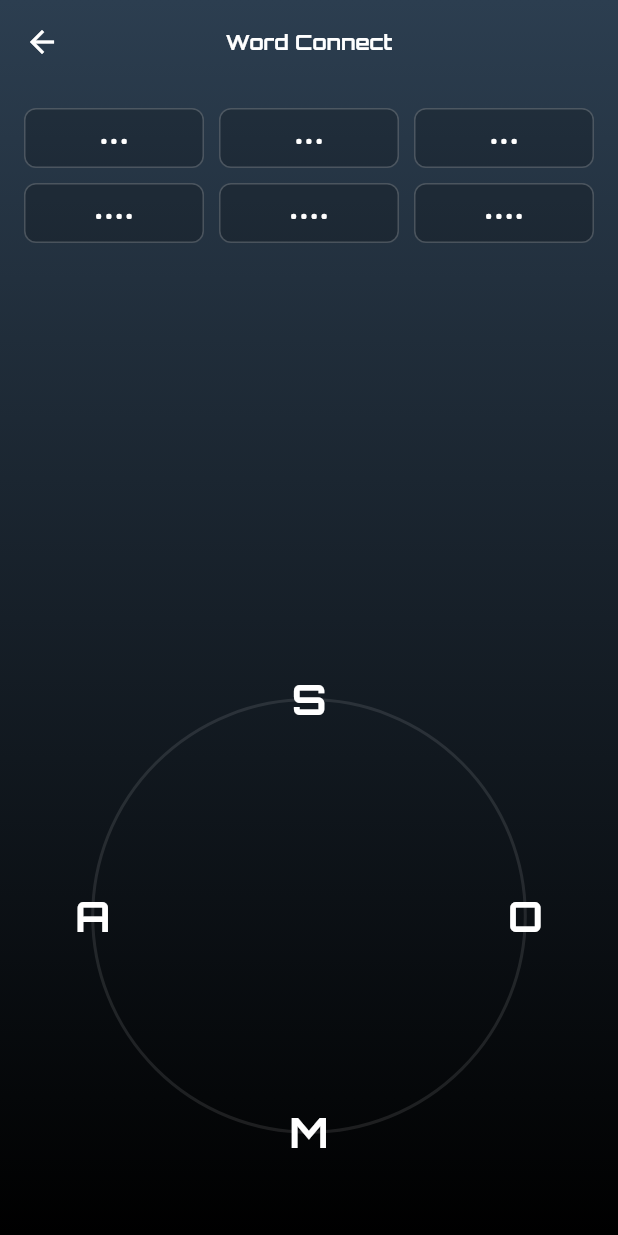
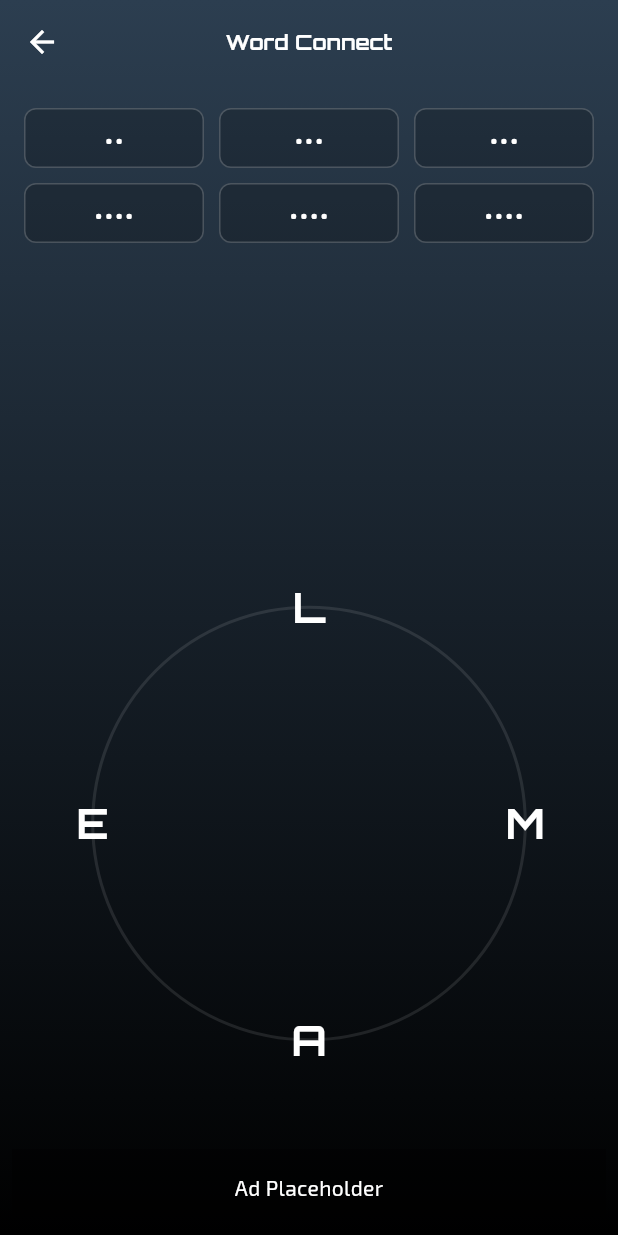
Before and after one commit to vaishnavijohari/Flutter-2.0, a Flutter app: the WordConnectScreen screen opened directly, on a phone screen of 412 x 824 dp. Run offline on Flutter 3.47's test engine with Material 3 defaults, Android fonts, the phone set to English and light mode, and no system bars; our stand-ins replace carousel_slider, connectivity_plus, firebase_auth, firebase_core, font_awesome_flutter, google_fonts and 4 more; accounts and stored records are empty; network calls fail.

Commit message:
Bakaiti 13.0

```diff
--- a/lib/games/word_connect/word_connect_data.dart
+++ b/lib/games/word_connect/word_connect_data.dart
@@ -14,57 +14,59 @@ class WordConnectLevel {
 }
 
 final wordConnectLevels = [
-  // --- 4-Letter Puzzles (6 solutions each) ---
-  WordConnectLevel(letters: "SOMA", solutions: {"SAM", "MAS", "OAS", "SOMA", "AMOS", "ROMA"}), // Mythology: SOMA, Place: ROMA
-  WordConnectLevel(letters: "VEDA", solutions: {"AVE", "DEV", "EVE", "VADE", "VEDA", "DAVE"}), // Mythology: VEDA, General
-  WordConnectLevel(letters: "MARS", solutions: {"ARM", "RAM", "MAR", "RAS", "MARS", "ASURA"}), // Science: MARS, Mythology: ASURA
-  WordConnectLevel(letters: "YAMA", solutions: {"YAM", "MAY", "MYA", "MAYA", "YAMA", "ARMY"}), // Mythology: YAMA, MAYA
-  WordConnectLevel(letters: "NILE", solutions: {"LIE", "NIL", "LINE", "LIEN", "NILE", "INDRA"}), // Place: NILE, Mythology: INDRA
-  WordConnectLevel(letters: "LOKI", solutions: {"OIL", "LOK", "KILO", "COIL", "LOKI", "KALI"}), // Mythology: LOKI, KALI
-  WordConnectLevel(letters: "DEVA", solutions: {"DEV", "AVE", "VADE", "DAVE", "DEVA", "DAEVA"}), // Mythology: DEVA, DAEVA
-  WordConnectLevel(letters: "BALI", solutions: {"AIL", "LAB", "LIB", "BAIL", "BALI", "ALIB"}), // Mythology: BALI, Place: BALI
-  WordConnectLevel(letters: "RAJA", solutions: {"RAJ", "JAR", "JAVA", "RAJA", "JARA", "AJAR"}), // Mythology: RAJA, Place: JAVA
-  WordConnectLevel(letters: "NAGA", solutions: {"NAG", "GAN", "ANA", "GAGA", "NAGA", "MANGA"}), // Mythology: NAGA, Anime: MANGA
+  // --- 20 Four-Letter Puzzles (6 solutions each) ---
+  WordConnectLevel(letters: "LMAE", solutions: {"AM", "ELM", "ALE", "MALE", "MEAL", "LAME"}),
+  WordConnectLevel(letters: "REAC", solutions: {"ACE", "ARC", "CAR", "CARE", "EAR", "RACE"}),
+  WordConnectLevel(letters: "ATSR", solutions: {"ART", "RAT", "SAT", "STAR", "TAR", "TSAR"}),
+  WordConnectLevel(letters: "ADTE", solutions: {"ATE", "EAT", "TAD", "TEA", "DATE", "TEAD"}),
+  WordConnectLevel(letters: "ALPE", solutions: {"ALP", "APE", "LAP", "LEA", "PALE", "PEAL"}),
+  WordConnectLevel(letters: "BREA", solutions: {"ARE", "BAR", "BARE", "EAR", "ERA", "BEAR"}),
+  WordConnectLevel(letters: "TMAE", solutions: {"ATE", "EAT", "MAT", "MEAT", "TAM", "TEAM"}),
+  WordConnectLevel(letters: "FCEA", solutions: {"ACE", "CAF", "FAE", "FACE", "CAFE", "FECA"}),
+  WordConnectLevel(letters: "VAHE", solutions: {"AVE", "EVE", "HAVE", "VAE", "HAE", "EAVE"}),
+  WordConnectLevel(letters: "NLIE", solutions: {"LIE", "NIL", "LINE", "LIEN", "LEI", "LINT"}),
+  WordConnectLevel(letters: "MDOE", solutions: {"DOE", "DOM", "ODE", "MODE", "DEMO", "DOME"}),
+  WordConnectLevel(letters: "RDIE", solutions: {"DIE", "IRE", "RED", "RIDE", "DIRE", "REID"}),
+  WordConnectLevel(letters: "EALS", solutions: {"ALE", "SEA", "SAL", "SALE", "SEAL", "LEAS"}),
+  WordConnectLevel(letters: "WDRA", solutions: {"RAW", "WAR", "WAD", "WARD", "DRAW", "RAD"}),
+  WordConnectLevel(letters: "CNOR", solutions: {"CON", "NOR", "CORN", "ROC", "ORC", "RON"}),
+  WordConnectLevel(letters: "DWRA", solutions: {"RAW", "WAR", "WAD", "DRAW", "RAD", "DWARF"}),
+  WordConnectLevel(letters: "FMLI", solutions: {"FILM", "FILL", "MIL", "ILL", "IF", "FLIM"}),
+  WordConnectLevel(letters: "DLOG", solutions: {"GOD", "LOG", "OLD", "GOLD", "DOG", "GLOD"}),
+  WordConnectLevel(letters: "EPOH", solutions: {"HOPE", "HOP", "HOE", "OPE", "POE", "ECHO"}),
+  WordConnectLevel(letters: "DINK", solutions: {"INK", "DIN", "KID", "KIND", "DINK", "KING"}),
 
-  // --- 5-Letter Puzzles (7 solutions each) ---
-  WordConnectLevel(letters: "SURYA", solutions: {"SAY", "RAY", "RYS", "USA", "YOURS", "SURYA", "ASURA"}), // Mythology: SURYA, ASURA
-  WordConnectLevel(letters: "INDRA", solutions: {"RAN", "RID", "DIN", "RAIN", "IRAN", "INDRA", "RADIO"}), // Mythology: INDRA, Technology: RADIO
-  WordConnectLevel(letters: "AGNI", solutions: {"GIN", "NAG", "AIN", "GAIN", "GIANT", "AGNI", "ATING"}), // Mythology: AGNI, General
-  WordConnectLevel(letters: "VAYU", solutions: {"YAY", "YOU", "YUVA", "VAYU", "YOGA", "YUG", "GUY"}), // Mythology: VAYU, YUGA
-  WordConnectLevel(letters: "ASURA", solutions: {"SUE", "SEA", "ARE", "EAR", "RUSE", "SURE", "ASURA"}), // Mythology: ASURA, General
-  WordConnectLevel(letters: "GARUD", solutions: {"RUG", "RAD", "DRAG", "GUARD", "DRUID", "GARUDA", "DRUG"}), // Mythology: GARUDA, General
-  WordConnectLevel(letters: "LANKA", solutions: {"LANK", "LANA", "ANAL", "ALAN", "LANKA", "NALA", "JAPAN"}), // Mythology: LANKA, Place: JAPAN
-  WordConnectLevel(letters: "RAMAY", solutions: {"RAM", "RAY", "MAY", "YAM", "ARMY", "MARY", "RAMAYANA"}), // Mythology: RAMAYANA, General
-  WordConnectLevel(letters: "SITA", solutions: {"SAT", "SIT", "ITS", "SATAY", "STAY", "SITA", "SAINT"}), // Mythology: SITA, General
-  WordConnectLevel(letters: "MANU", solutions: {"MAN", "NAM", "MUM", "MANA", "MAUI", "MANU", "ANIME"}), // Mythology: MANU, MANA, Anime: ANIME
-  WordConnectLevel(letters: "GITA", solutions: {"GIT", "TAG", "AIT", "GAIN", "GIANT", "GITA", "ATING"}), // Mythology: GITA, General
-  WordConnectLevel(letters: "NALA", solutions: {"NAL", "ANA", "ALAN", "LANA", "NALA", "NAAN", "ANAL"}), // Mythology: NALA, General
-  WordConnectLevel(letters: "VALI", solutions: {"AIL", "VIA", "VAIL", "VIAL", "LAIR", "VALI", "LIRA"}), // Mythology: VALI, Currency: LIRA
-  WordConnectLevel(letters: "MAYA", solutions: {"MAY", "YAM", "MYA", "AMY", "MAYA", "YAMA", "MAYO"}), // Mythology: MAYA, YAMA
-  WordConnectLevel(letters: "PUMA", solutions: {"PUMA", "MAP", "AMP", "PAM", "UMP", "PRAM", "PURANA"}), // Brand: PUMA, Mythology: PURANA
+  // --- 20 Five-Letter Puzzles (7 solutions each) ---
+  WordConnectLevel(letters: "ALPEP", solutions: {"APE", "APP", "LAP", "PAL", "PALE", "PEA", "APPLE"}),
+  WordConnectLevel(letters: "BCEHA", solutions: {"ACE", "ACHE", "BACH", "BEACH", "CAB", "EACH", "HEBE"}),
+  WordConnectLevel(letters: "CRAIH", solutions: {"ARC", "CAR", "CHAR", "CHI", "HAIR", "RICH", "CHAIR"}),
+  WordConnectLevel(letters: "AREDM", solutions: {"ARM", "DAM", "DRAM", "DREAM", "EAR", "ERA", "MADRE"}),
+  WordConnectLevel(letters: "TREAH", solutions: {"ART", "EAR", "EAT", "HEART", "RAT", "TAR", "EARTH"}),
+  WordConnectLevel(letters: "WOLFER", solutions: {"FOE", "FOR", "LOW", "OWE", "ROLE", "WORE", "FLOWER"}),
+  WordConnectLevel(letters: "PARGE", solutions: {"APE", "ARE", "GAP", "GRAPE", "PARE", "PEA", "REAP"}),
+  WordConnectLevel(letters: "OUSHE", solutions: {"USE", "SUE", "SHOE", "HOSE", "HOE", "HUE", "HOUSE"}),
+  WordConnectLevel(letters: "DIINA", solutions: {"AID", "AND", "DAN", "DIN", "INDIA", "IN", "NADIR"}),
+  WordConnectLevel(letters: "LIMSE", solutions: {"SMILE", "SLIM", "MILE", "LIME", "LIES", "MISE", "ISLE"}),
+  WordConnectLevel(letters: "FINKE", solutions: {"FEN", "FIN", "FINK", "IF", "INK", "KINE", "KNIFE"}),
+  WordConnectLevel(letters: "MOELN", solutions: {"LEMON", "LONE", "MEN", "EON", "MELON", "NOM", "MOLE"}),
+  WordConnectLevel(letters: "NEOMY", solutions: {"MONEY", "EON", "MEN", "MON", "ONE", "YEN", "MOY"}),
+  WordConnectLevel(letters: "RTONH", solutions: {"HON", "HOT", "NOT", "NTH", "RHO", "ROT", "NORTH"}),
+  WordConnectLevel(letters: "AEOCN", solutions: {"OCEAN", "CANOE", "CANE", "CONE", "CON", "CAN", "ONCE"}),
+  WordConnectLevel(letters: "NIPAO", solutions: {"AIN", "ION", "NAP", "NIP", "PAIN", "PAN", "PIANO"}),
+  WordConnectLevel(letters: "EUQEN", solutions: {"EEN", "NEE", "QUE", "QUEN", "UNE", "NE", "QUEEN"}),
+  WordConnectLevel(letters: "DARIO", solutions: {"AID", "AIR", "OAR", "RAD", "RAID", "RID", "RADIO"}),
+  WordConnectLevel(letters: "RHSAK", solutions: {"SHARK", "HARK", "RASH", "ARK", "ASH", "ASK", "SHAK"}),
+  WordConnectLevel(letters: "LABTE", solutions: {"ABE", "ABLE", "ALE", "BALE", "BAT", "BET", "TABLE"}),
 
-  // --- 6-Letter Puzzles (8 solutions each) ---
-  WordConnectLevel(letters: "VARUNA", solutions: {"RUN", "URN", "VAN", "AURA", "RAUN", "VARUNA", "URANUS", "RUANA"}), // Mythology: VARUNA, Science: URANUS
-  WordConnectLevel(letters: "KUBERA", solutions: {"ARE", "BAR", "BRA", "BEAR", "BARE", "BRAE", "KUBERA", "BAKER"}), // Mythology: KUBERA, General
-  WordConnectLevel(letters: "MOHINI", solutions: {"HIM", "HEN", "ION", "HOME", "OMEN", "MINE", "MOHINI", "HOMIE"}), // Mythology: MOHINI, General
-  WordConnectLevel(letters: "JATAYU", solutions: {"JAY", "JUT", "TAY", "YAY", "JUTA", "JATAYU", "JAYA", "YAUTJA"}), // Mythology: JATAYU, Movie: YAUTJA (Predator)
-  WordConnectLevel(letters: "GANDIV", solutions: {"AND", "DIG", "GIN", "VAN", "DIVA", "GAIN", "GANDIVA", "VIDAN"}), // Mythology: GANDIVA, General
-  WordConnectLevel(letters: "DHRUVA", solutions: {"HAD", "HARD", "VAHD", "DURA", "DHAR", "DHRUVA", "HARV", "DUBAI"}), // Mythology: DHRUVA, Place: DUBAI
-  WordConnectLevel(letters: "NALANDA", solutions: {"AND", "LAD", "LAND", "ANAL", "ALAN", "NALANDA", "CANADA", "NALA"}), // Place: NALANDA, CANADA, Mythology: NALA
-  WordConnectLevel(letters: "HIMALAY", solutions: {"HIM", "HAY", "LAM", "LAY", "MAY", "YAM", "HAIL", "HIMALAYA"}), // Place: HIMALAYA, Mythology
-  WordConnectLevel(letters: "TAJMAHL", solutions: {"JAM", "HAM", "HAT", "HALT", "MALT", "MATH", "TAJMAHAL", "LATHE"}), // Place: TAJMAHAL, General
-  WordConnectLevel(letters: "AVATARA", solutions: {"TAR", "RAT", "ART", "VARA", "RAVA", "TARA", "AVATAR", "RAVANA"}), // Mythology: AVATAR, RAVANA
-  WordConnectLevel(letters: "DEVAKI", solutions: {"DIVE", "KID", "VIA", "VIE", "AKIN", "KIVA", "VADE", "DEVAKI"}), // Mythology: DEVAKI, General
-  WordConnectLevel(letters: "GANESHA", solutions: {"GAS", "HEN", "HAG", "NAG", "SAGE", "SHAG", "SANE", "GANESHA"}), // Mythology: GANESHA, General
-  WordConnectLevel(letters: "VALKYRE", solutions: {"VAL", "RYA", "KEY", "LARK", "VARY", "VALKYRIE", "REAL", "LAKE"}), // Mythology: VALKYRIE, General
-  WordConnectLevel(letters: "YAMAHAS", solutions: {"YAM", "ASH", "HAY", "HAS", "MAY", "SHY", "MASH", "YAMAHA"}), // Brand: YAMAHA, Mythology: YAMA
-  WordConnectLevel(letters: "PARISN", solutions: {"AIR", "NAP", "PAN", "PAR", "SPIN", "PAIN", "PAIR", "PARIS"}), // Place: PARIS, General
-  WordConnectLevel(letters: "MOSCOW", solutions: {"MOW", "COW", "COS", "SOW", "MOWS", "COWS", "MOSCOW", "SCOW"}), // Place: MOSCOW, General
-  WordConnectLevel(letters: "EGYPTA", solutions: {"GAP", "GET", "GYP", "PAT", "TAPE", "TYPE", "EGYPT", "PAGE"}), // Place: EGYPT, General
-  WordConnectLevel(letters: "AMAZON", solutions: {"MAN", "NAM", "ZOO", "AMAZON", "MANO", "MONA", "AZAN", "ZOOM"}), // Place: AMAZON, General
-  WordConnectLevel(letters: "EVERST", solutions: {"EVE", "REV", "SEE", "SET", "REST", "TREE", "VERSE", "EVEREST"}), // Place: EVEREST, General
-  WordConnectLevel(letters: "SAHARN", solutions: {"ASH", "HAS", "RAN", "SAN", "SHAH", "RASH", "SAHARA", "SHARN"}), // Place: SAHARA, General
-  WordConnectLevel(letters: "BERLIN", solutions: {"BIN", "LIE", "NIB", "REB", "BRINE", "LINER", "BERLIN", "REBEL"}), // Place: BERLIN, General
-  WordConnectLevel(letters: "SYDNEY", solutions: {"DEN", "DEY", "DYE", "END", "SEND", "DYNE", "SYDNEY", "DENSE"}), // Place: SYDNEY, General
-  WordConnectLevel(letters: "NEBULA", solutions: {"ALE", "BAN", "BEN", "BUN", "LANE", "LEAN", "LUNA", "NEBULA"}), // Science: NEBULA, General
+  // --- 10 Six-Letter Puzzles (8 solutions each) ---
+  WordConnectLevel(letters: "RAOGNE", solutions: {"ORANGE", "RANGE", "RANG", "GEAR", "RAGE", "NEAR", "EARN", "GORE"}),
+  WordConnectLevel(letters: "UMSRME", solutions: {"SUMMER", "MUSER", "RUM", "SUM", "SUE", "USE", "RUSE", "MUSE"}),
+  WordConnectLevel(letters: "NIWRET", solutions: {"WINTER", "WRITE", "RENT", "TIRE", "WREN", "TERN", "TWIN", "WINE"}),
+  WordConnectLevel(letters: "TUANMU", solutions: {"AUTUMN", "ANT", "AUNT", "MAN", "MAT", "MINT", "NUT", "TUNA"}),
+  WordConnectLevel(letters: "APLTNE", solutions: {"PLANET", "PLANT", "LANE", "LATE", "PANE", "PANT", "PEAT", "LEAPT"}),
+  WordConnectLevel(letters: "RPSNIG", solutions: {"SPRING", "RING", "GRIN", "PIG", "PIN", "RIG", "RIP", "GRIP"}),
+  WordConnectLevel(letters: "IRBEDG", solutions: {"BRIDGE", "RIDGE", "RIDE", "GRID", "DIRE", "BRED", "BRIG", "GIRD"}),
+  WordConnectLevel(letters: "IUGATR", solutions: {"AIR", "ART", "GUT", "RAG", "RAT", "RUG", "TAG", "GUITAR"}),
+  WordConnectLevel(letters: "CAJEKT", solutions: {"ACE", "ACT", "ATE", "CAT", "EAT", "JET", "TEA", "JACKET"}),
+  WordConnectLevel(letters: "OLFREW", solutions: {"FLOWER", "FOWL", "FORE", "FLOW", "WOLF", "ROLE", "FOE", "LOWER"}),
 ];
--- a/lib/games/word_connect/word_connect_screen.dart
+++ b/lib/games/word_connect/word_connect_screen.dart
@@ -9,7 +9,7 @@ import '../../widgets/games/game_background.dart';
 // Represents a single letter's position and state in the circle
 class LetterNode {
   final String letter;
-  Offset position; // MODIFIED: Position can now be updated
+  Offset position;
   final int index;
   bool isSelected = false;
 
@@ -64,7 +64,6 @@ class _WordConnectScreenState extends State<WordConnectScreen> with TickerProvid
       _currentPath.clear();
       _currentWord = "";
 
-      // --- NEW: Initialize letter nodes without positions ---
       _letterNodes.clear();
       for (int i = 0; i < _currentLevel.letters.length; i++) {
         _letterNodes.add(LetterNode(_currentLevel.letters[i], Offset.zero, i));
@@ -72,7 +71,6 @@ class _WordConnectScreenState extends State<WordConnectScreen> with TickerProvid
     });
   }
 
-  // --- NEW: Calculates letter positions based on the available size ---
   void _updateLetterNodePositions(Size size) {
     final center = size.center(Offset.zero);
     final radius = size.width * 0.35;
@@ -111,7 +109,6 @@ class _WordConnectScreenState extends State<WordConnectScreen> with TickerProvid
 
   void _checkLetterInteraction(Offset position) {
     for (var node in _letterNodes) {
-      // Ensure node position is not zero before checking distance
       if (node.position != Offset.zero) {
         final distance = (position - node.position).distance;
         if (distance < 30 && !node.isSelected) {
@@ -137,9 +134,9 @@ class _WordConnectScreenState extends State<WordConnectScreen> with TickerProvid
         _showLevelCompleteDialog();
       }
     } else if (_foundWords.contains(_currentWord)) {
-      _feedbackColor = Colors.amber; // Already found
+      _feedbackColor = Colors.amber;
     } else {
-      _feedbackColor = Colors.redAccent; // Invalid word
+      _feedbackColor = Colors.redAccent;
     }
     _feedbackController.forward(from: 0.0);
 
@@ -198,10 +195,8 @@ class _WordConnectScreenState extends State<WordConnectScreen> with TickerProvid
               _buildFoundWordsGrid(),
               _buildCurrentWordDisplay(),
               Expanded(
-                // --- NEW: LayoutBuilder to get the size for position calculation ---
                 child: LayoutBuilder(
                   builder: (context, constraints) {
-                    // Calculate positions once we have the size of the container
                     _updateLetterNodePositions(constraints.biggest);
 
                     return GestureDetector(
@@ -220,6 +215,19 @@ class _WordConnectScreenState extends State<WordConnectScreen> with TickerProvid
                   }
                 ),
               ),
+              // --- NEW: Placeholder for an ad banner ---
+              Container(
+                height: 50,
+                width: double.infinity,
+                color: Colors.black.withAlpha(100),
+                margin: const EdgeInsets.all(8),
+                child: const Center(
+                  child: Text(
+                    'Ad Placeholder',
+                    style: TextStyle(color: Colors.white),
+                  ),
+                ),
+              ),
             ],
           ),
         ),
@@ -228,14 +236,14 @@ class _WordConnectScreenState extends State<WordConnectScreen> with TickerProvid
   }
 
   Widget _buildCurrentWordDisplay() {
-    // --- MODIFIED: The color is now always white unless the feedback animation is running ---
     final bool isAnimatingFeedback = _feedbackController.isAnimating;
     final Color displayColor = isAnimatingFeedback
         ? Color.lerp(_feedbackColor, Colors.white, _feedbackController.value)!
         : Colors.white;
 
     return Container(
-      padding: const EdgeInsets.symmetric(vertical: 24, horizontal: 16),
+      // --- MODIFIED: Reduced vertical padding to close the gap ---
+      padding: const EdgeInsets.symmetric(vertical: 16, horizontal: 16),
       child: Text(
         _currentWord.isEmpty ? " " : _currentWord,
         style: GoogleFonts.orbitron(
@@ -254,7 +262,8 @@ class _WordConnectScreenState extends State<WordConnectScreen> with TickerProvid
   Widget _buildFoundWordsGrid() {
     return Container(
       padding: const EdgeInsets.all(16),
-      height: MediaQuery.of(context).size.height * 0.3,
+      // --- MODIFIED: Reduced height to close the gap ---
+      height: MediaQuery.of(context).size.height * 0.25,
       child: GridView.builder(
         gridDelegate: const SliverGridDelegateWithMaxCrossAxisExtent(
           maxCrossAxisExtent: 120,
@@ -289,7 +298,6 @@ class _WordConnectScreenState extends State<WordConnectScreen> with TickerProvid
 }
 
 class _WordCirclePainter extends CustomPainter {
-  // --- MODIFIED: No longer takes 'letters' as it's part of the nodes ---
   final List<LetterNode> nodes;
   final List<LetterNode> currentPath;
   final Offset? panPosition;
@@ -305,7 +313,6 @@ class _WordCirclePainter extends CustomPainter {
     final center = size.center(Offset.zero);
     final radius = size.width * 0.35;
 
-    // Prepare paints
     final linePaint = Paint()
       ..color = Colors.cyanAccent.withAlpha((255 * 0.7).round())
       ..strokeWidth = 8
@@ -320,10 +327,8 @@ class _WordCirclePainter extends CustomPainter {
       ..color = Colors.cyanAccent.withAlpha((255 * 0.8).round())
       ..style = PaintingStyle.fill;
 
-    // Draw the main circle outline
     canvas.drawCircle(center, radius, circlePaint);
 
-    // --- MODIFIED: No longer calculates positions, just draws the nodes ---
     for (var node in nodes) {
       final isSelected = currentPath.contains(node);
 
@@ -334,7 +339,6 @@ class _WordCirclePainter extends CustomPainter {
       final textSpan = TextSpan(
         text: node.letter,
         style: GoogleFonts.orbitron(
-          // --- MODIFIED: Changed selected color for better visibility ---
           color: isSelected ? Colors.black87 : Colors.white,
           fontSize: 28,
           fontWeight: FontWeight.bold,
@@ -349,14 +353,12 @@ class _WordCirclePainter extends CustomPainter {
       textPainter.paint(canvas, node.position - Offset(textPainter.width / 2, textPainter.height / 2));
     }
 
-    // Draw connection lines
     if (currentPath.length > 1) {
       for (int i = 0; i < currentPath.length - 1; i++) {
         canvas.drawLine(currentPath[i].position, currentPath[i + 1].position, linePaint);
       }
     }
 
-    // Draw line to current pan position
     if (currentPath.isNotEmpty && panPosition != null) {
       canvas.drawLine(currentPath.last.position, panPosition!, linePaint);
     }
```
Also changed, not shown: lib/games/crossword/crossword_screen.dart (+16 -4 lines), lib/games/word_guess/word_guess_screen.dart (+113 -80 lines), lib/screens/main_screen.dart (+6 -3 lines).
